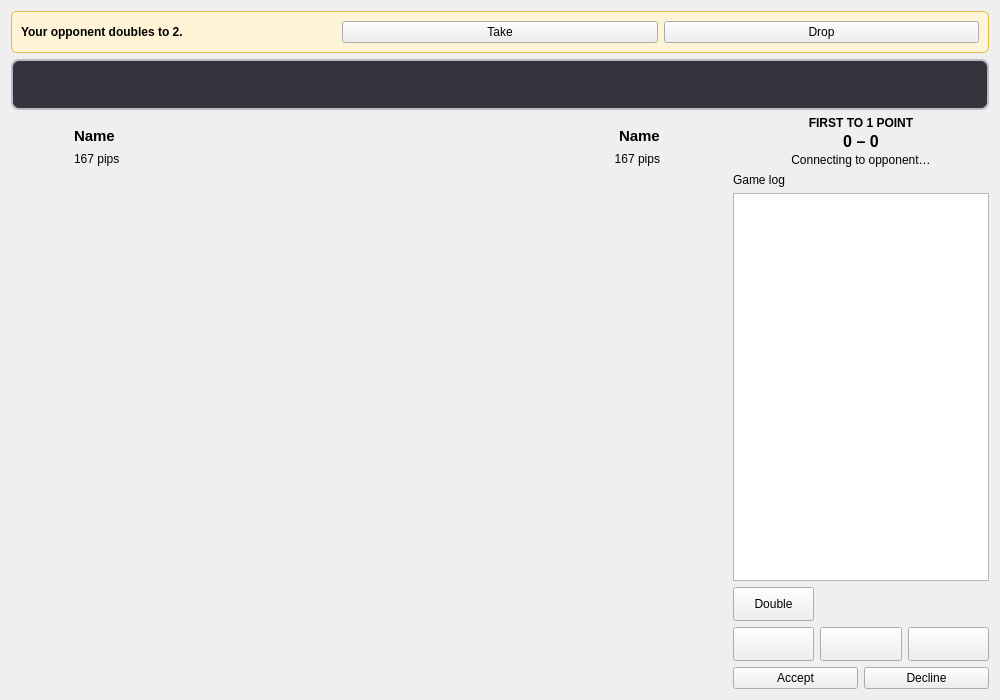
Qt form gui/BackgammonGameWindow.ui (defnax/backgammon) before a commit.
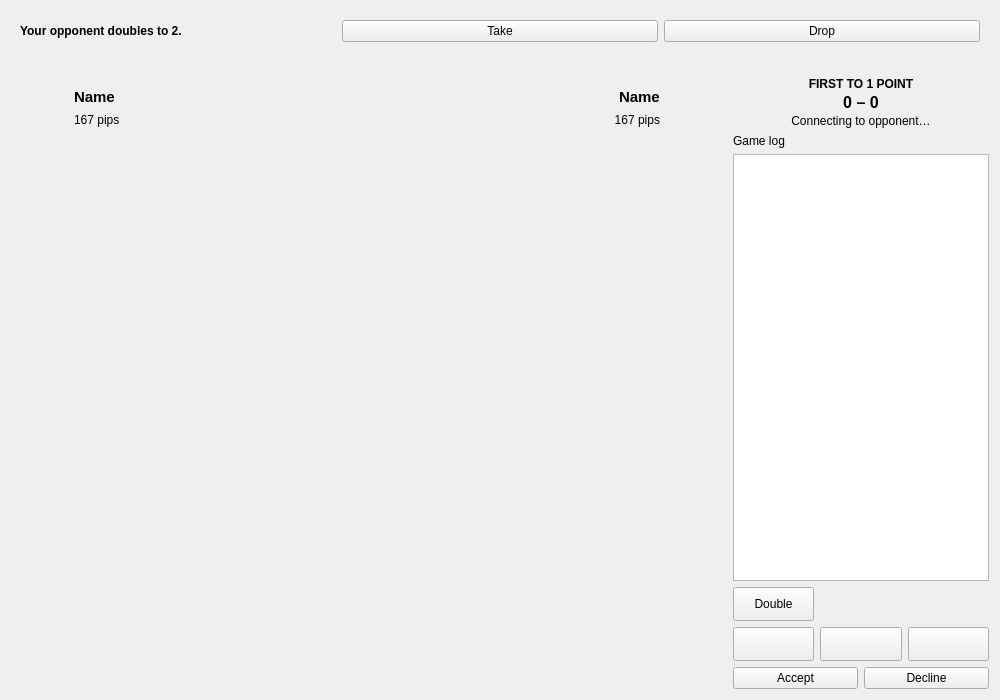
The same form after that commit. Icons and pictures are not drawn. Custom widgets are drawn as their Qt base class.

Diff of the .ui file:
```diff
--- a/gui/BackgammonGameWindow.ui
+++ b/gui/BackgammonGameWindow.ui
@@ -15,9 +15,6 @@
   <layout class="QVBoxLayout" name="mainLayout" stretch="0,0,1">
    <item>
     <widget class="QFrame" name="cubeOfferFrame">
-     <property name="styleSheet">
-      <string notr="true">QFrame#cubeOfferFrame { background: #fff4d6; border: 1px solid #e0b84a; border-radius: 6px; }</string>
-     </property>
      <layout class="QHBoxLayout" name="cubeOfferLayout">
       <item>
        <widget class="QLabel" name="cubeOfferLabel">
@@ -59,9 +56,6 @@
    </item>
    <item>
     <widget class="QLabel" name="resultLabel">
-     <property name="styleSheet">
-      <string notr="true">QLabel { font-size: 20px; font-weight: bold; padding: 12px; color: white; background: #34343c; border: 2px solid #babac8; border-radius: 8px; }</string>
-     </property>
      <property name="textFormat">
       <enum>Qt::TextFormat::PlainText</enum>
      </property>
```
